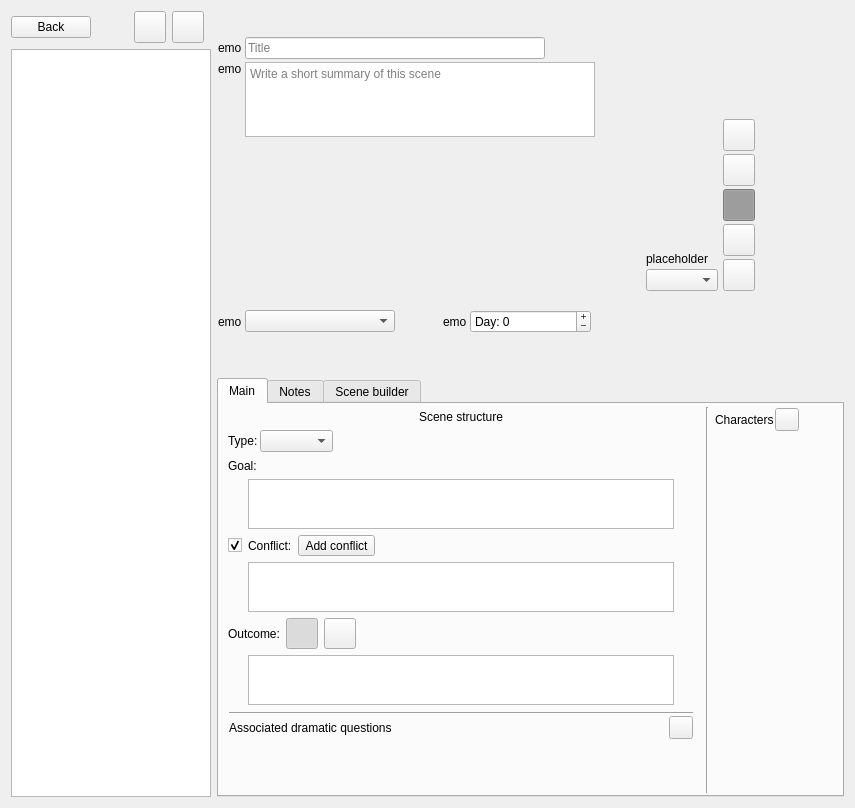
Old version of the form ui/scene_editor.ui in the repository zkovari/plotlyst.
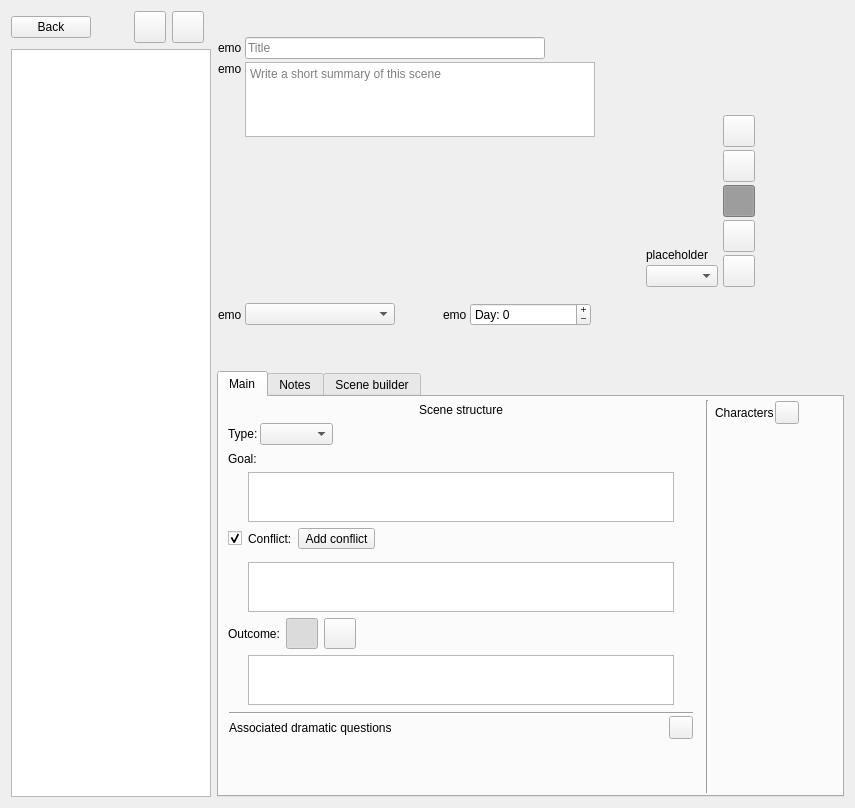
New version of the form. Custom widgets are drawn as their Qt base class.

What changed in the file:
```diff
--- a/ui/scene_editor.ui
+++ b/ui/scene_editor.ui
@@ -1023,9 +1023,42 @@
                  </widget>
                 </item>
                 <item>
+                 <spacer name="horizontalSpacer_17">
+                  <property name="orientation">
+                   <enum>Qt::Horizontal</enum>
+                  </property>
+                  <property name="sizeHint" stdset="0">
+                   <size>
+                    <width>40</width>
+                    <height>20</height>
+                   </size>
+                  </property>
+                 </spacer>
+                </item>
+               </layout>
+              </item>
+              <item>
+               <layout class="QHBoxLayout" name="horizontalLayout_20">
+                <item>
+                 <spacer name="horizontalSpacer_24">
+                  <property name="orientation">
+                   <enum>Qt::Horizontal</enum>
+                  </property>
+                  <property name="sizeType">
+                   <enum>QSizePolicy::Preferred</enum>
+                  </property>
+                  <property name="sizeHint" stdset="0">
+                   <size>
+                    <width>20</width>
+                    <height>1</height>
+                   </size>
+                  </property>
+                 </spacer>
+                </item>
+                <item>
                  <widget class="LabelsWidget" name="wdgConflicts" native="true">
                   <property name="sizePolicy">
-                   <sizepolicy hsizetype="Expanding" vsizetype="Preferred">
+                   <sizepolicy hsizetype="Expanding" vsizetype="Maximum">
                     <horstretch>0</horstretch>
                     <verstretch>0</verstretch>
                    </sizepolicy>
```
